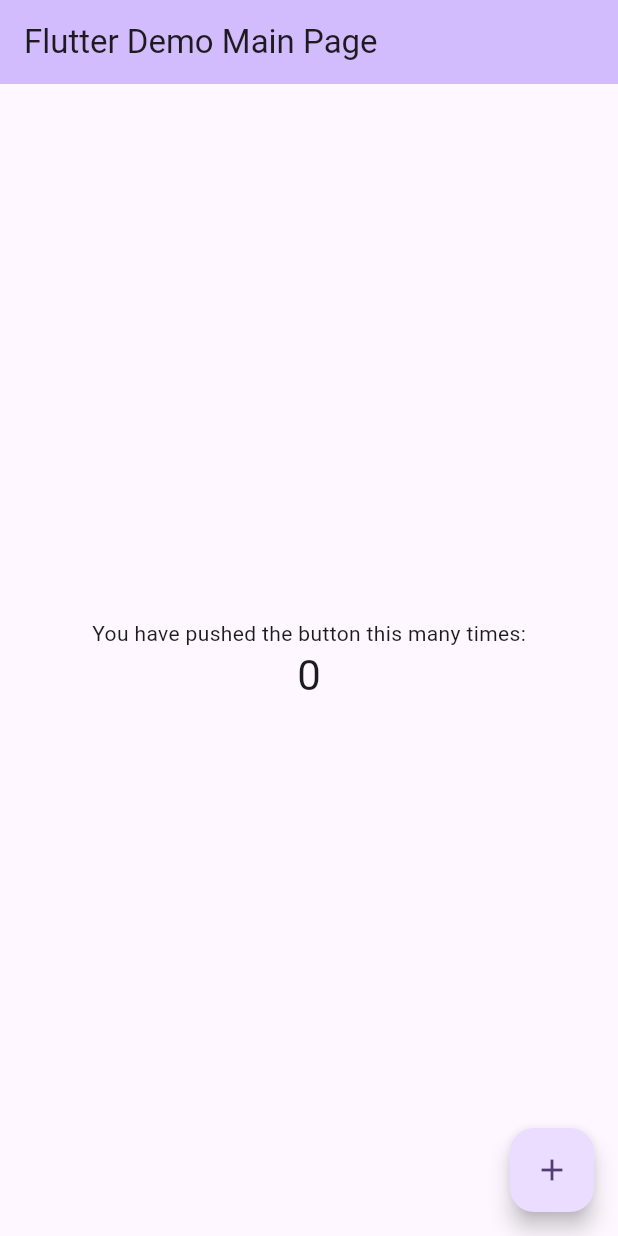
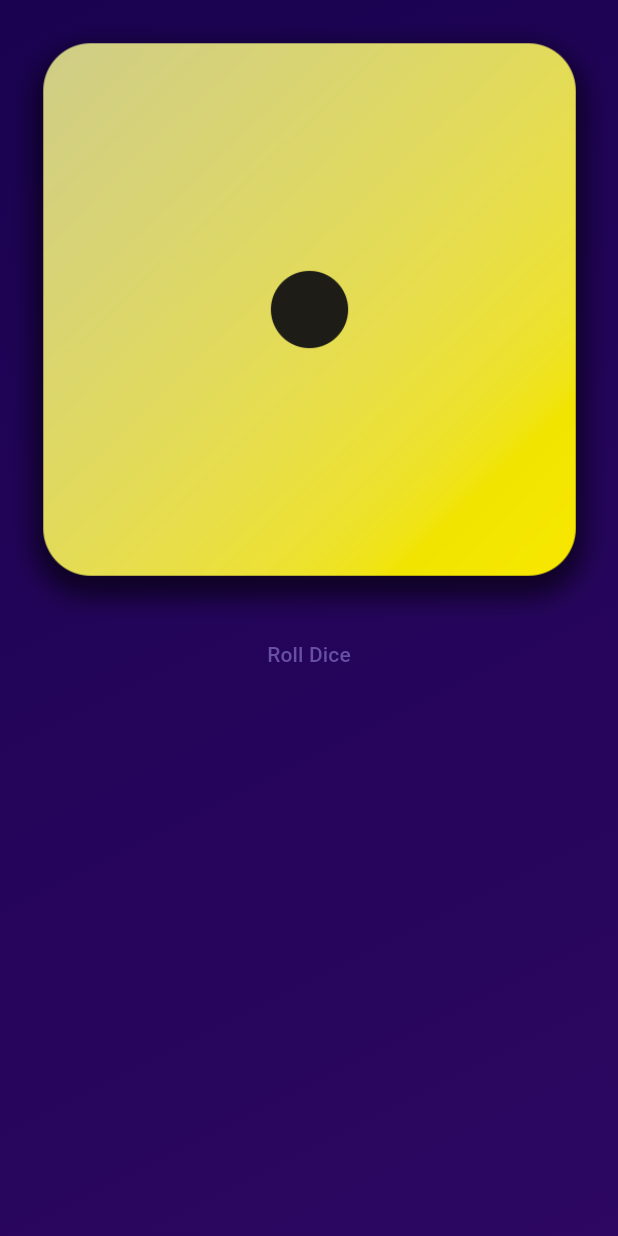
Before and after one commit to ArmanRuhit/flutter_projects, a Flutter app: the screen it shows after launch, on a phone screen of 412 x 824 dp. Run offline on Flutter 3.47's test engine with Material 3 defaults, Android fonts, the phone set to English and light mode, and no system bars.

Commit message:
video no 46

```diff
--- /dev/null
+++ b/first_app/lib/gradient_container.dart
@@ -0,0 +1,32 @@
+import 'package:flutter/material.dart';
+
+class GradientContainer extends StatelessWidget {
+  const GradientContainer({super.key, required this.colors});
+
+  final List<Color> colors;
+
+  void rollDice(){
+
+  }
+
+  @override
+  Widget build(BuildContext context) {
+    return Container(
+      decoration: BoxDecoration(
+        gradient: LinearGradient(
+          colors: colors,
+          begin: Alignment.topLeft,
+          end: Alignment.bottomRight,
+        ),
+      ),
+      child: Center(
+        child: Column(
+          children: [
+            Image.asset('assets/images/dice-1.png'),
+            TextButton(onPressed: rollDice, child: const Text("Roll Dice"))
+          ],
+        ),
+      ),
+    );
+  }
+}
--- a/first_app/lib/main.dart
+++ b/first_app/lib/main.dart
@@ -1,125 +1,15 @@
 import 'package:flutter/material.dart';
+import 'gradient_container.dart';
 
 void main() {
-  runApp(const MyApp());
+  runApp(
+    MaterialApp(
+      home: Scaffold(
+        body: GradientContainer(colors: const [
+            Color.fromARGB(255, 26, 2, 80),
+            Color.fromARGB(255, 45, 7, 98),
+          ],),
+      ),
+    ),
+  );
 }
-
-class MyApp extends StatelessWidget {
-  const MyApp({super.key});
-
-  // This widget is the root of your application.
-  @override
-  Widget build(BuildContext context) {
-    return MaterialApp(
-      title: 'Flutter Demo',
-      theme: ThemeData(
-        // This is the theme of your application.
-        //
-        // TRY THIS: Try running your application with "flutter run". You'll see
-        // the application has a purple toolbar. Then, without quitting the app,
-        // try changing the seedColor in the colorScheme below to Colors.green
-        // and then invoke "hot reload" (save your changes or press the "hot
-        // reload" button in a Flutter-supported IDE, or press "r" if you used
-        // the command line to start the app).
-        //
-        // Notice that the counter didn't reset back to zero; the application
-        // state is not lost during the reload. To reset the state, use hot
-        // restart instead.
-        //
-        // This works for code too, not just values: Most code changes can be
-        // tested with just a hot reload.
-        colorScheme: ColorScheme.fromSeed(seedColor: Colors.deepPurple),
-        useMaterial3: true,
-      ),
-      home: const MyHomePage(title: 'Flutter Demo Main Page'),
-    );
-  }
-}
-
-class MyHomePage extends StatefulWidget {
-  const MyHomePage({super.key, required this.title});
-
-  // This widget is the home page of your application. It is stateful, meaning
-  // that it has a State object (defined below) that contains fields that affect
-  // how it looks.
-
-  // This class is the configuration for the state. It holds the values (in this
-  // case the title) provided by the parent (in this case the App widget) and
-  // used by the build method of the State. Fields in a Widget subclass are
-  // always marked "final".
-
-  final String title;
-
-  @override
-  State<MyHomePage> createState() => _MyHomePageState();
-}
-
-class _MyHomePageState extends State<MyHomePage> {
-  int _counter = 0;
-
-  void _incrementCounter() {
-    setState(() {
-      // This call to setState tells the Flutter framework that something has
-      // changed in this State, which causes it to rerun the build method below
-      // so that the display can reflect the updated values. If we changed
-      // _counter without calling setState(), then the build method would not be
-      // called again, and so nothing would appear to happen.
-      _counter++;
-    });
-  }
-
-  @override
-  Widget build(BuildContext context) {
-    // This method is rerun every time setState is called, for instance as done
-    // by the _incrementCounter method above.
-    //
-    // The Flutter framework has been optimized to make rerunning build methods
-    // fast, so that you can just rebuild anything that needs updating rather
-    // than having to individually change instances of widgets.
-    return Scaffold(
-      appBar: AppBar(
-        // TRY THIS: Try changing the color here to a specific color (to
-        // Colors.amber, perhaps?) and trigger a hot reload to see the AppBar
-        // change color while the other colors stay the same.
-        backgroundColor: Theme.of(context).colorScheme.inversePrimary,
-        // Here we take the value from the MyHomePage object that was created by
-        // the App.build method, and use it to set our appbar title.
-        title: Text(widget.title),
-      ),
-      body: Center(
-        // Center is a layout widget. It takes a single child and positions it
-        // in the middle of the parent.
-        child: Column(
-          // Column is also a layout widget. It takes a list of children and
-          // arranges them vertically. By default, it sizes itself to fit its
-          // children horizontally, and tries to be as tall as its parent.
-          //
-          // Column has various properties to control how it sizes itself and
-          // how it positions its children. Here we use mainAxisAlignment to
-          // center the children vertically; the main axis here is the vertical
-          // axis because Columns are vertical (the cross axis would be
-          // horizontal).
-          //
-          // TRY THIS: Invoke "debug painting" (choose the "Toggle Debug Paint"
-          // action in the IDE, or press "p" in the console), to see the
-          // wireframe for each widget.
-          mainAxisAlignment: MainAxisAlignment.center,
-          children: <Widget>[
-            const Text(
-              'You have pushed the button this many times:',
-            ),
-            Text(
-              '$_counter',
-              style: Theme.of(context).textTheme.headlineMedium,
-            ),
-          ],
-        ),
-      ),
-      floatingActionButton: FloatingActionButton(
-        onPressed: _incrementCounter,
-        tooltip: 'Increment',
-        child: const Icon(Icons.add),
-      ), // This trailing comma makes auto-formatting nicer for build methods.
-    );
-  }
-}
--- a/first_app/pubspec.yaml
+++ b/first_app/pubspec.yaml
@@ -59,9 +59,8 @@ flutter:
   uses-material-design: true
 
   # To add assets to your application, add an assets section, like this:
-  # assets:
-  #   - images/a_dot_burr.jpeg
-  #   - images/a_dot_ham.jpeg
+  assets:
+    - assets/images/
 
   # An image asset can refer to one or more resolution-specific "variants", see
   # https://flutter.dev/to/resolution-aware-images
```
Also changed, not shown: first_app/lib/styled_text.dart (added, +18 -0 lines), first_app/assets/images/dice-1.png (added), first_app/assets/images/dice-2.png (added), first_app/assets/images/dice-3.png (added), first_app/assets/images/dice-4.png (added), first_app/assets/images/dice-5.png (added), first_app/assets/images/dice-6.png (added).
